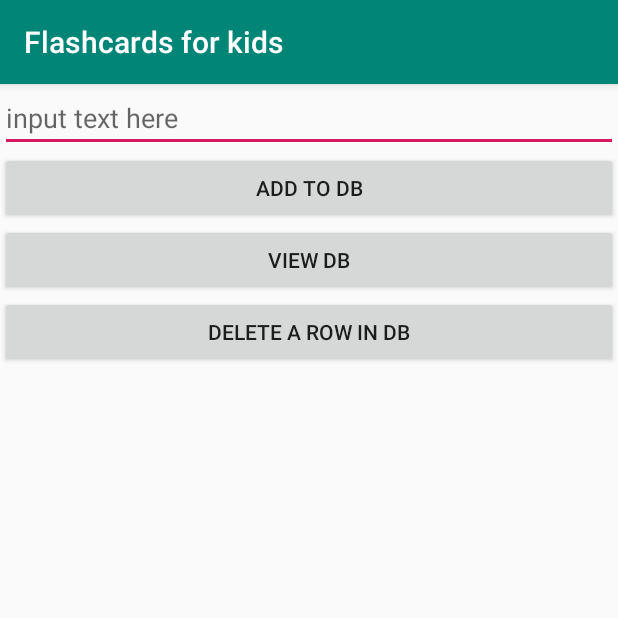
After one commit to firnazluztian/Flash-card-for-kids, an Android app: the ScoreActivity screen opened directly, with no data from a screen before it, on a phone screen of 412 x 824 dp, the top half of it. The commit adds this screen. Run offline under Robolectric (Android 15) with nearby library versions, the phone set to English and light mode, and no system bars.

Commit message:
final edit

```diff
--- /dev/null
+++ b/app/src/main/java/com/example/firnazluztian/flashcardsforkids/ScoreActivity.java
@@ -0,0 +1,72 @@
+package com.example.firnazluztian.flashcardsforkids;
+
+import android.content.Intent;
+import android.support.v7.app.AppCompatActivity;
+import android.os.Bundle;
+import android.view.View;
+import android.widget.Button;
+import android.widget.EditText;
+import android.widget.Toast;
+
+public class ScoreActivity extends AppCompatActivity {
+    private Button addButton, viewButton, delButton;
+    private EditText editText;
+    DatabaseHelper mDatabaseHelper;
+
+
+
+    @Override
+    protected void onCreate(Bundle savedInstanceState) {
+        super.onCreate(savedInstanceState);
+        setContentView(R.layout.activity_score);
+
+        addButton = (Button) findViewById(R.id.addButton);
+        viewButton = (Button) findViewById(R.id.viewButton);
+        delButton = (Button) findViewById(R.id.delButton);
+        editText = (EditText) findViewById(R.id.inputText);
+        mDatabaseHelper = new DatabaseHelper(this);
+
+        addButton.setOnClickListener(new View.OnClickListener() {
+            @Override
+            public void onClick(View v) {
+
+                String newEntry = editText.getText().toString();
+                if (editText.length() != 0) {
+                    AddData(newEntry);
+                    editText.setText("");
+                } else {
+                    ToastMessage("Please put something in the text field");
+                }
+            }
+        });
+
+        viewButton.setOnClickListener(new View.OnClickListener() {
+            @Override
+            public void onClick(View v) {
+                Intent intent = new Intent(ScoreActivity.this, ListDBActivity.class);
+                startActivity(intent);
+
+            }
+        });
+
+        delButton.setOnClickListener(new View.OnClickListener() {
+            @Override
+            public void onClick(View v) {
+                mDatabaseHelper.resetTable();
+            }
+        });
+    }
+
+    public void AddData(String newEntry) {
+        boolean insertData = mDatabaseHelper.addData(newEntry);
+        if (insertData) {
+            ToastMessage("Data successfully inserted ");
+        } else {
+            ToastMessage("Something went wrong");
+        }
+    }
+
+    private void ToastMessage (String message) {
+        Toast.makeText(this,message, Toast.LENGTH_SHORT).show();
+    }
+}
--- a/app/src/main/res/layout/activity_menu.xml
+++ b/app/src/main/res/layout/activity_menu.xml
@@ -95,7 +95,8 @@
                 android:layout_width="match_parent"
                 android:layout_height="match_parent"
                 android:gravity="center"
-                android:text="Setting"
+                android:onClick="onClickScore"
+                android:text="High Score"
                 android:textSize="30sp"
                 android:textStyle="bold"
                 app:fontFamily="casual" />
--- /dev/null
+++ b/app/src/main/res/layout/activity_score.xml
@@ -0,0 +1,53 @@
+<?xml version="1.0" encoding="utf-8"?>
+<android.support.constraint.ConstraintLayout xmlns:android="http://schemas.android.com/apk/res/android"
+    xmlns:app="http://schemas.android.com/apk/res-auto"
+    xmlns:tools="http://schemas.android.com/tools"
+    android:layout_width="match_parent"
+    android:layout_height="match_parent"
+    tools:context=".ScoreActivity">
+
+    <LinearLayout
+        android:layout_width="match_parent"
+        android:layout_height="match_parent"
+        android:orientation="vertical"
+        tools:layout_editor_absoluteX="113dp"
+        tools:layout_editor_absoluteY="0dp">
+
+        <EditText
+            android:id="@+id/inputText"
+            android:layout_width="match_parent"
+            android:layout_height="wrap_content"
+            android:layout_alignParentTop="true"
+            android:layout_centerHorizontal="true"
+
+            android:ems="10"
+            android:hint="input text here"
+            android:inputType="textPersonName" />
+
+        <Button
+            android:id="@+id/addButton"
+            android:layout_width="match_parent"
+            android:layout_height="wrap_content"
+            android:layout_alignParentStart="true"
+            android:layout_alignParentLeft="true"
+            android:layout_alignParentBottom="true"
+            android:text="Add to DB" />
+
+        <Button
+            android:id="@+id/viewButton"
+            android:layout_width="match_parent"
+            android:layout_height="wrap_content"
+            android:layout_alignParentEnd="true"
+            android:layout_alignParentRight="true"
+            android:layout_alignParentBottom="true"
+
+            android:text="View DB" />
+
+        <Button
+            android:id="@+id/delButton"
+            android:layout_width="match_parent"
+            android:layout_height="wrap_content"
+            android:text="delete a row in db" />
+    </LinearLayout>
+
+</android.support.constraint.ConstraintLayout>
```
Also changed, not shown: app/src/main/AndroidManifest.xml (+5 -3 lines), app/src/main/java/com/example/firnazluztian/flashcardsforkids/CardActivity.java (+40 -2 lines), app/src/main/java/com/example/firnazluztian/flashcardsforkids/DatabaseHelper.java (added, +62 -0 lines), app/src/main/java/com/example/firnazluztian/flashcardsforkids/ListDBActivity.java (added, +52 -0 lines), app/src/main/java/com/example/firnazluztian/flashcardsforkids/MainActivity.java (+15 -2 lines), app/src/main/java/com/example/firnazluztian/flashcardsforkids/MenuActivity.java (+13 -0 lines), app/src/main/res/layout/activity_list_db.xml (added, +29 -0 lines), app/src/main/res/layout/content_main.xml (+37 -3 lines), app/src/main/res/drawable-v24/main_bg.jpg (added).
